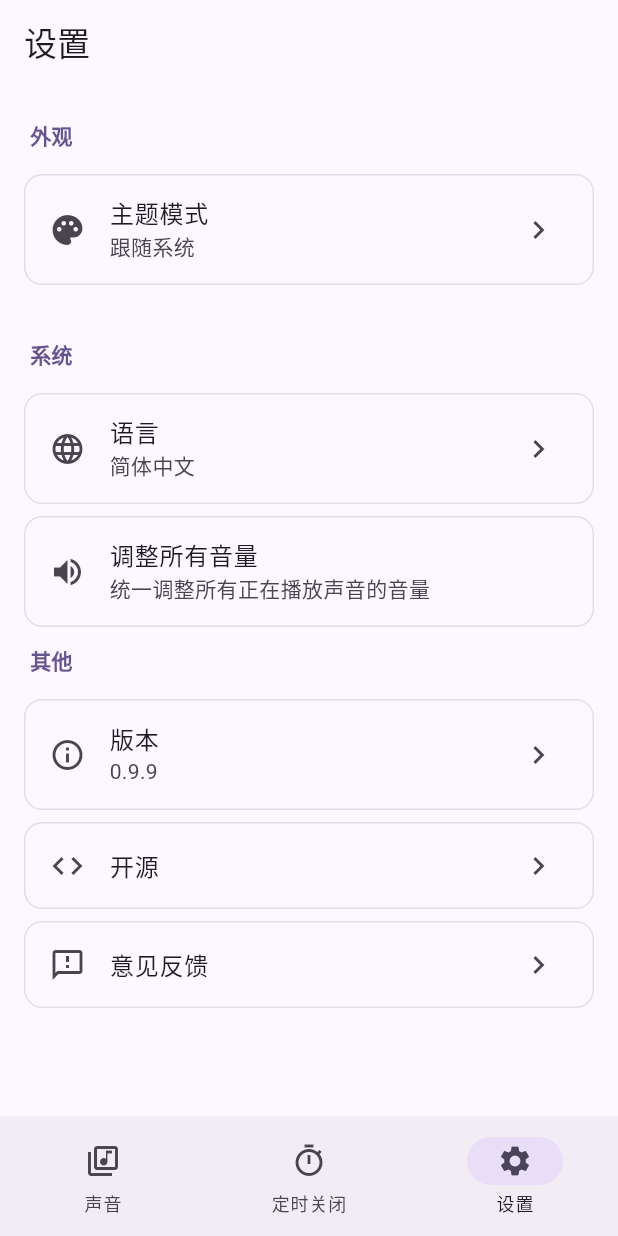
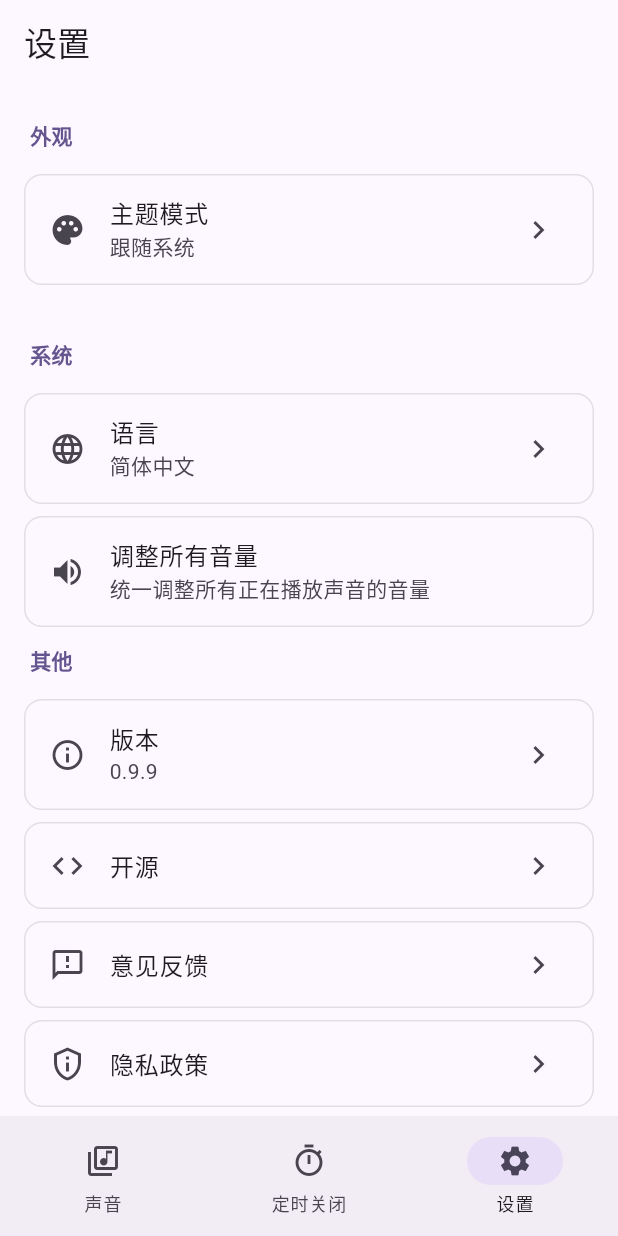
Before and after one commit to qinshah/xmsleepx, a Flutter app: the screen it shows after launch, item 3 of the bottom bar chosen, on a phone screen of 412 x 824 dp. Run offline on Flutter 3.47's test engine with Material 3 defaults, Android fonts, the light colour scheme and no system bars; our stand-ins replace audioplayers, hive_ce, package_info_plus, shared_preferences; accounts and stored records are empty.

Commit message:
feat(settings): 添加隐私政策链接并更新常量配置
- 在Constant类中添加隐私政策URL常量
- 激活设置页面中的隐私政策列表项
- 更新用户协议注释内容
- 移除示例URL使用实际隐私政策链接

```diff
--- a/lib/app/constant.dart
+++ b/lib/app/constant.dart
@@ -2,4 +2,8 @@ abstract class Constant {
   static const github = 'https://github.com/qinshah/niceleep';
 
   static const issues = '$github/issues';
+
+  static const privacy = 'https://agreement-drcn.hispace.dbankcloud.cn/index.html?lang=zh&agreementId=1872450056385254720';
+
+  // static const userAgreement = 'https://agreement-drcn.hispace.dbankcloud.cn/index.html?lang=zh&agreementId=1872450056385254720';
 }
--- a/lib/settings/settings_page_view.dart
+++ b/lib/settings/settings_page_view.dart
@@ -68,13 +68,8 @@ class _SettingsPageViewState extends State<SettingsPageView> {
             onTap: () {},
           ),
           // _buildListTile(
-          //   icon: Icons.privacy_tip,
-          //   title: '隐私政策',
-          //   onTap: () => _launchUrl('https://example.com/privacy'),
-          // ),
-          // _buildListTile(
           //   icon: Icons.description,
-          //   title: '使用条款',
+          //   title: '用户协议',
           //   onTap: () => _launchUrl('https://example.com/terms'),
           // ),
           _buildListTile(
@@ -86,6 +81,11 @@ class _SettingsPageViewState extends State<SettingsPageView> {
             title: '意见反馈',
             icon: Icons.feedback_outlined,
             onTap: () => _launchUrl(Constant.issues),
+          ),
+          _buildListTile(
+            icon: Icons.privacy_tip_outlined,
+            title: '隐私政策',
+            onTap: () => _launchUrl(Constant.privacy),
           ),
         ],
       ),
```
